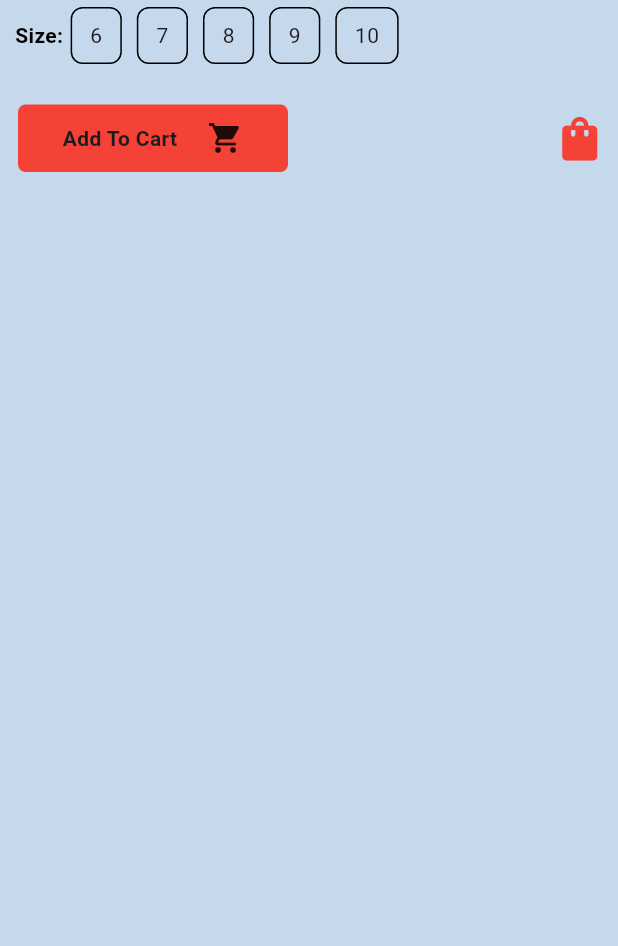
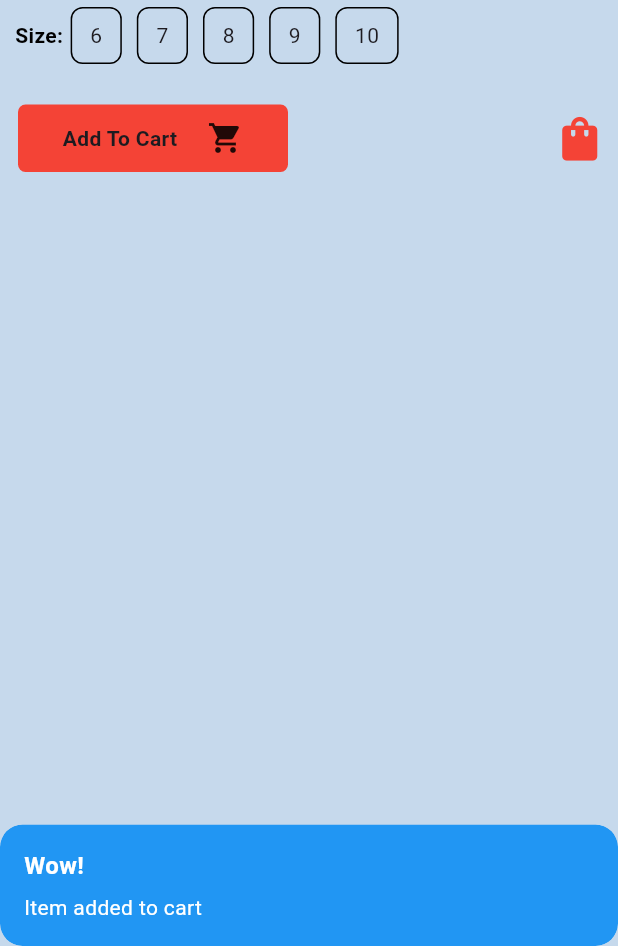
Before and after one commit to indiatechtimes/shoesApp, a Flutter app: the Itemcontent widget shown alone on an empty page, opened directly with empty values, after a tap on "Add To Cart", on a phone screen of 412 x 824 dp, the part 290-1236 px from its top. Run offline on Flutter 3.47's test engine with Material 3 defaults, Android fonts, the phone set to English and light mode, and no system bars; our stand-ins replace get.

Commit message:
finally completed my UI : SR 10 01 2026 2:43:07

```diff
--- a/lib/pages/homepage.dart
+++ b/lib/pages/homepage.dart
@@ -1,4 +1,5 @@
 import 'package:flutter/material.dart';
+import 'package:shoesapp_ui/widgets/bottomnavbar.dart';
 //import 'package:badges/badges.dart' as badges;
 import 'package:shoesapp_ui/widgets/homebar.dart';
 import 'package:shoesapp_ui/widgets/imagelist.dart';
@@ -34,6 +35,10 @@ class Homepage extends StatelessWidget {
           ),
         ),
 
+
+
+        bottomNavigationBar: Bottomnavbar(),
+
       ),
     );
   }
--- a/lib/widgets/itemcontent.dart
+++ b/lib/widgets/itemcontent.dart
@@ -1,4 +1,5 @@
 import 'package:flutter/material.dart';
+import 'package:get/get.dart';
 import 'package:shoesapp_ui/widgets/imagelist.dart';
 //import 'package:flutter_rating_bar/flutter_rating_bar.dart';
 
@@ -90,7 +91,18 @@ class Itemcontent extends StatelessWidget {
               Padding(
                 padding: const EdgeInsets.all(12),
                 child: InkWell(
-                  onTap: () {},
+                  onTap: () {
+                    Get.showSnackbar(
+                      GetSnackBar(
+                        title: 'Wow! ',
+                        backgroundColor: Colors.blue,
+                        borderRadius: 15,
+
+                        message: 'Item added to cart',
+                        duration: Duration(seconds: 2),
+                      ),
+                    );
+                  },
                   child: Container(
                     alignment: Alignment.center,
                     height: 45,
--- a/pubspec.yaml
+++ b/pubspec.yaml
@@ -36,7 +36,8 @@ dependencies:
   cupertino_icons: ^1.0.8
   get: ^4.7.3
   badges: ^3.1.2
-  flutter_rating_bar: ^4.0.1
+
+
 
 dev_dependencies:
   flutter_test:
```
Also changed, not shown: lib/widgets/bottomnavbar.dart (+62 -1 lines), pubspec.lock.
